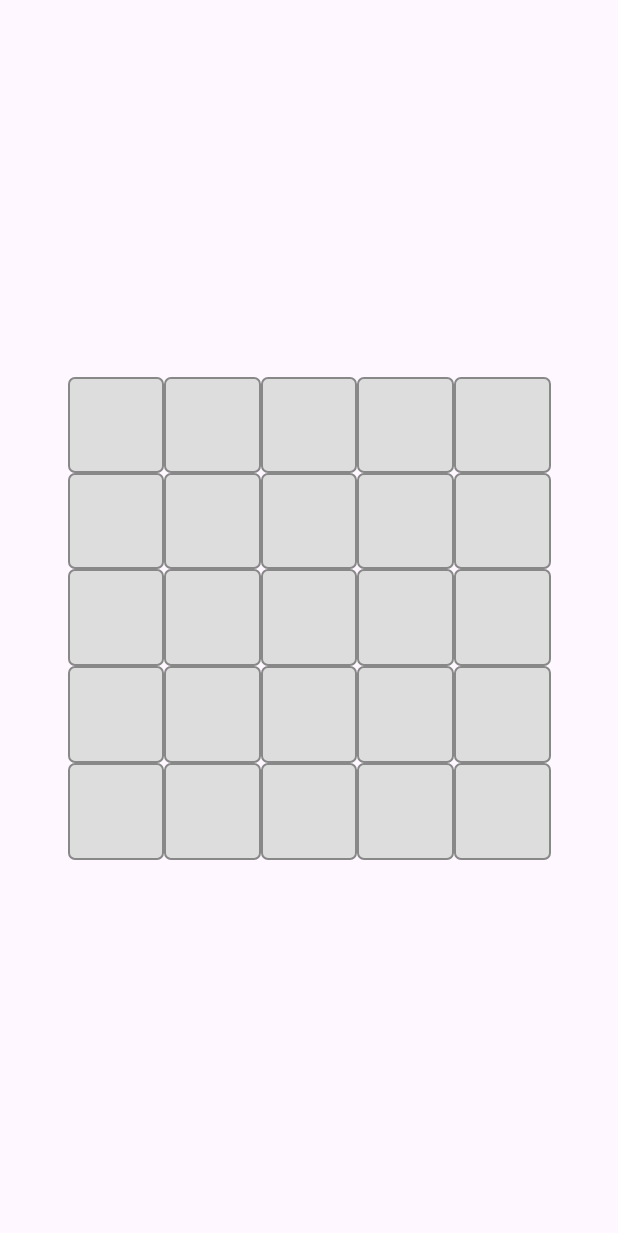
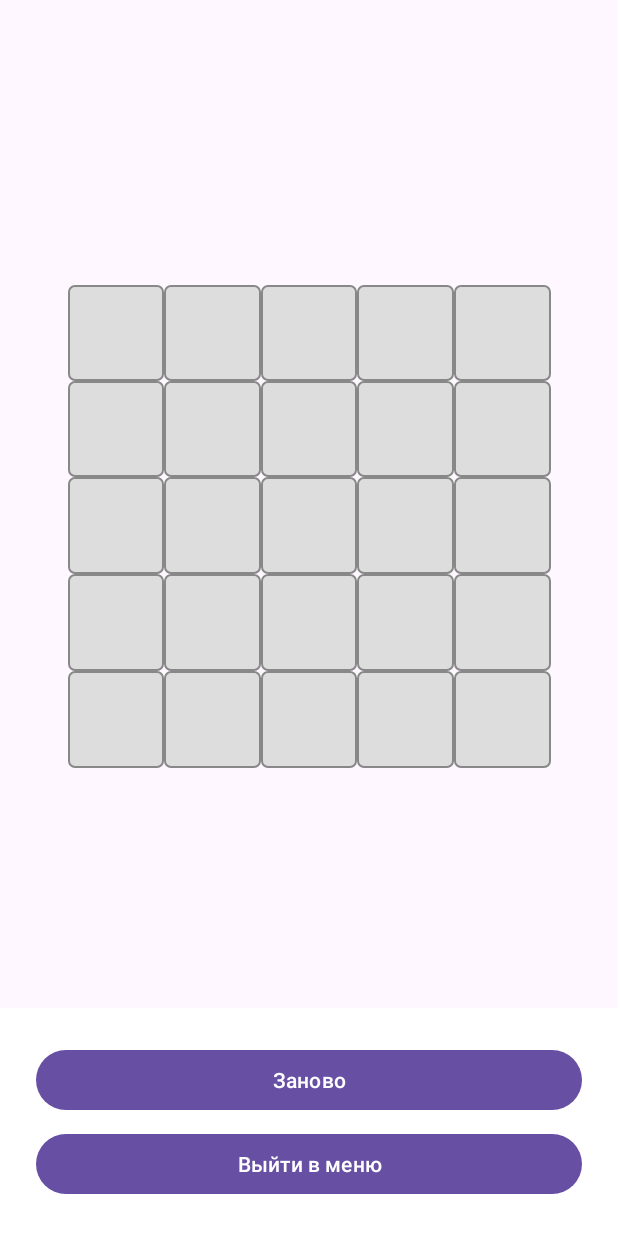
Before and after one commit to Ivan-Abr/Minesweeper_Android, an Android app: the FieldActivity screen opened directly, with no data from a screen before it, on a phone screen of 412 x 824 dp. Shown: the top 1233 px of the screen. Run offline under Robolectric (Android 15) with nearby library versions, the phone set to English and light mode, and no system bars.

Commit message:
MA - По красоте чтобы было да

```diff
--- a/app/src/main/res/layout/activity_field.xml
+++ b/app/src/main/res/layout/activity_field.xml
@@ -1,25 +1,63 @@
 <?xml version="1.0" encoding="utf-8"?>
-<androidx.constraintlayout.widget.ConstraintLayout xmlns:android="http://schemas.android.com/apk/res/android"
+<LinearLayout xmlns:android="http://schemas.android.com/apk/res/android"
+    xmlns:app="http://schemas.android.com/apk/res-auto"
     xmlns:tools="http://schemas.android.com/tools"
-    xmlns:app="http://schemas.android.com/apk/res-auto"
     android:id="@+id/main"
     android:layout_width="match_parent"
     android:layout_height="match_parent"
-    tools:context=".FieldActivity"
-    tools:ignore="ExtraText">
+    android:orientation="vertical"
+    tools:context=".FieldActivity">
+
+    <TextView
+        android:layout_width="match_parent"
+        android:layout_height="wrap_content"
+        android:textAlignment="center"
+        android:textAppearance="?attr/textAppearanceTitleLarge"
+        android:text=""
+        android:id="@+id/gameText"
+        android:layout_weight="0"/>
+
+    <androidx.constraintlayout.widget.ConstraintLayout
+        android:layout_width="match_parent"
+        android:layout_height="wrap_content"
+        android:layout_weight="1">
 
         <GridLayout
             android:id="@+id/gridLayout"
             android:layout_width="350dp"
             android:layout_height="350dp"
+            android:alignmentMode="alignMargins"
             android:padding="5dp"
             android:textAlignment="center"
-        android:alignmentMode="alignMargins"
             android:useDefaultMargins="true"
-        app:layout_constraintTop_toTopOf="parent"
+            app:layout_constraintBottom_toBottomOf="parent"
+            app:layout_constraintEnd_toEndOf="parent"
             app:layout_constraintStart_toStartOf="parent"
-        app:layout_constraintEnd_toEndOf="parent"
-        app:layout_constraintBottom_toBottomOf="parent"
-        tools:ignore="MissingConstraints" />
+            app:layout_constraintTop_toTopOf="parent" />
+    </androidx.constraintlayout.widget.ConstraintLayout>
 
-</androidx.constraintlayout.widget.ConstraintLayout>
+
+    <LinearLayout
+        android:layout_width="match_parent"
+        android:layout_height="wrap_content"
+        android:background="@android:color/white"
+        android:orientation="vertical"
+        android:padding="24dp"
+        android:layout_weight="0"
+        app:layout_constraintBottom_toBottomOf="parent">
+
+        <Button
+            android:id="@+id/btnRestart"
+            android:layout_width="match_parent"
+            android:layout_height="wrap_content"
+            android:text="Заново" />
+
+        <Button
+            android:id="@+id/btnExit"
+            android:layout_width="match_parent"
+            android:layout_height="wrap_content"
+            android:layout_marginTop="8dp"
+            android:text="Выйти в меню" />
+    </LinearLayout>
+
+</LinearLayout>
```
Also changed, not shown: app/src/main/java/com/example/minesweeper/FieldActivity.kt (+33 -21 lines), app/src/main/res/layout/dialog_end_game.xml (deleted, +0 -33 lines). Lines whose indentation alone changed are shown as unchanged.
